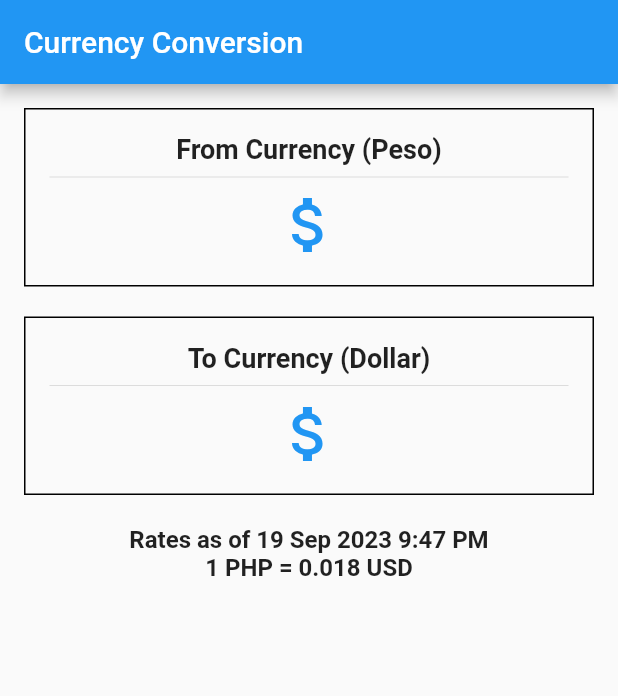
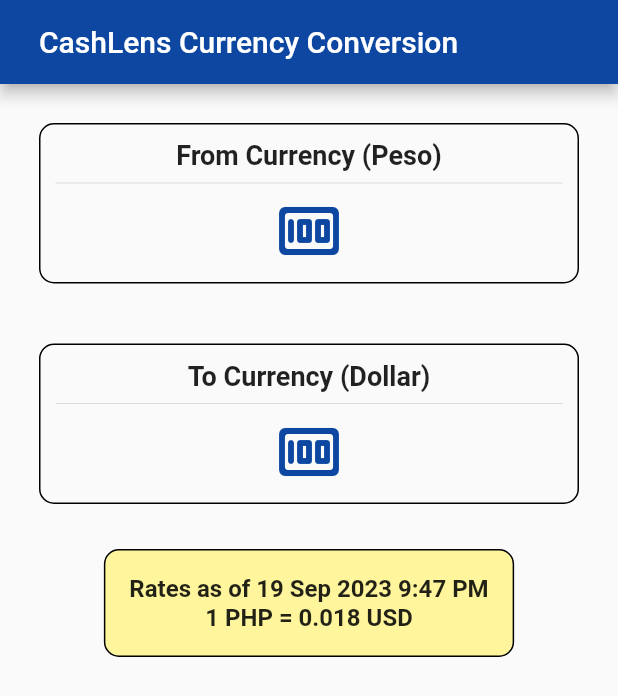
Before and after one commit to Kayiichin/cc206-CashLens-, a Flutter app: the ConversionPage screen opened directly, on a phone screen of 412 x 824 dp. Shown: the top 696 px of the screen. Run offline on Flutter 3.47's test engine with Material 2 defaults, Android fonts, the phone set to English and light mode, and no system bars; statements that could not run were skipped.

Commit message:
Update conversion_page.dart

```diff
--- a/lib/conversion_page.dart
+++ b/lib/conversion_page.dart
@@ -7,7 +7,13 @@ class ConversionPage extends StatelessWidget {
   Widget build(BuildContext context) {
     return Scaffold(
       appBar: AppBar(
-        title: Text('Currency Conversion'),
+        title: Row(
+          children: [
+            SizedBox(width: 10), // Adjust the spacing
+            Text('CashLens Currency Conversion'),
+          ],
+        ),
+        backgroundColor: Colors.blue[900],
       ),
       body: Padding(
         padding: const EdgeInsets.all(16.0),
@@ -16,7 +22,7 @@ class ConversionPage extends StatelessWidget {
             // Currency Conversion Box 1: From Currency (Peso)
             ConversionBox(
               title: 'From Currency (Peso)',
-              icon: Icons.attach_money,
+              icon: Icons.money_rounded,
             ),
 
             SizedBox(height: 20), // Add spacing between the boxes
@@ -24,18 +30,26 @@ class ConversionPage extends StatelessWidget {
             // Currency Conversion Box 2: To Currency (Dollar)
             ConversionBox(
               title: 'To Currency (Dollar)',
-              icon: Icons.attach_money,
+              icon: Icons.money_rounded,
             ),
 
             SizedBox(height: 20),
 
-            // Rate information text
-            Text(
-              'Rates as of 19 Sep 2023 9:47 PM\n1 PHP = 0.018 USD',
-              textAlign: TextAlign.center,
-              style: TextStyle(
-                fontSize: 16,
-                fontWeight: FontWeight.bold,
+            // Rate information text in a yellow box
+            Container(
+              padding: EdgeInsets.all(16),
+              decoration: BoxDecoration(
+                border: Border.all(color: Colors.black),
+                borderRadius: BorderRadius.circular(10),
+                color: Colors.yellow[200],
+              ),
+              child: Text(
+                'Rates as of 19 Sep 2023 9:47 PM\n1 PHP = 0.018 USD',
+                textAlign: TextAlign.center,
+                style: TextStyle(
+                  fontSize: 16,
+                  fontWeight: FontWeight.bold,
+                ),
               ),
             ),
           ],
@@ -57,9 +71,11 @@ class ConversionBox extends StatelessWidget {
   @override
   Widget build(BuildContext context) {
     return Container(
-      padding: EdgeInsets.all(16),
+      margin: EdgeInsets.all(10),
+      padding: EdgeInsets.all(10),
       decoration: BoxDecoration(
         border: Border.all(color: Colors.black),
+        borderRadius: BorderRadius.circular(10),
       ),
       child: Column(
         children: [
@@ -71,9 +87,15 @@ class ConversionBox extends StatelessWidget {
             ),
           ),
           Divider(),
-          Icon(icon, size: 48, color: Colors.blue),
+          Icon(icon, size: 48, color: Colors.blue[900]),
         ],
       ),
     );
   }
 }
+
+void main() {
+  runApp(MaterialApp(
+    home: ConversionPage(),
+  ));
+}
```
